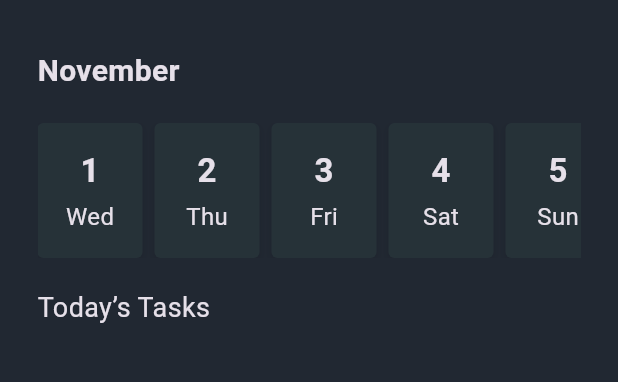
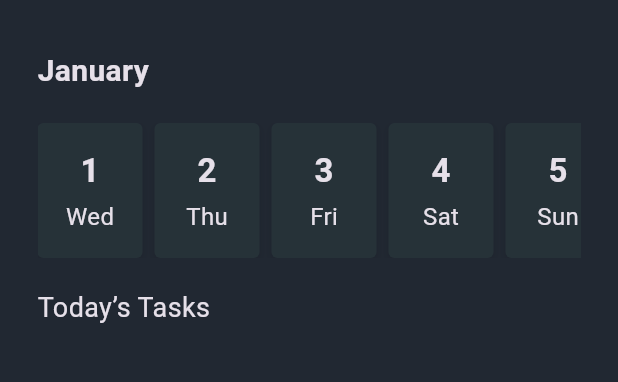
Before and after one commit to Mahmoud-Azmy/DayTask, a Flutter app: the screen it shows after launch, on a phone screen of 412 x 824 dp, the part 168-550 px from its top. Run offline on Flutter 3.47's test engine with Material 3 defaults, Android fonts, the phone set to English and light mode, and no system bars; our stand-ins replace flutter_bloc, go_router, hive, hive_flutter; accounts and stored records are empty; Roboto replaces fonts that are missing (Pilat Extended).

```diff
--- a/lib/features/home/presentation/views/widgets/home_view_body.dart
+++ b/lib/features/home/presentation/views/widgets/home_view_body.dart
@@ -1,3 +1,4 @@
+import 'package:day_task/core/functions/month_list.dart';
 import 'package:day_task/core/styles.dart';
 import 'package:day_task/features/home/presentation/views/widgets/custom_appbar.dart';
 import 'package:day_task/features/home/presentation/views/widgets/days_list_view.dart';
@@ -28,8 +29,8 @@ class HomeViewBody extends StatelessWidget {
                       const SizedBox(
                         height: 30,
                       ),
-                      const Text(
-                        'November',
+                      Text(
+                        monthName,
                         style: Styles.textStyle20,
                       ),
                       const SizedBox(
```
Also changed, not shown: lib/core/functions/month_list.dart (added, +16 -0 lines).
